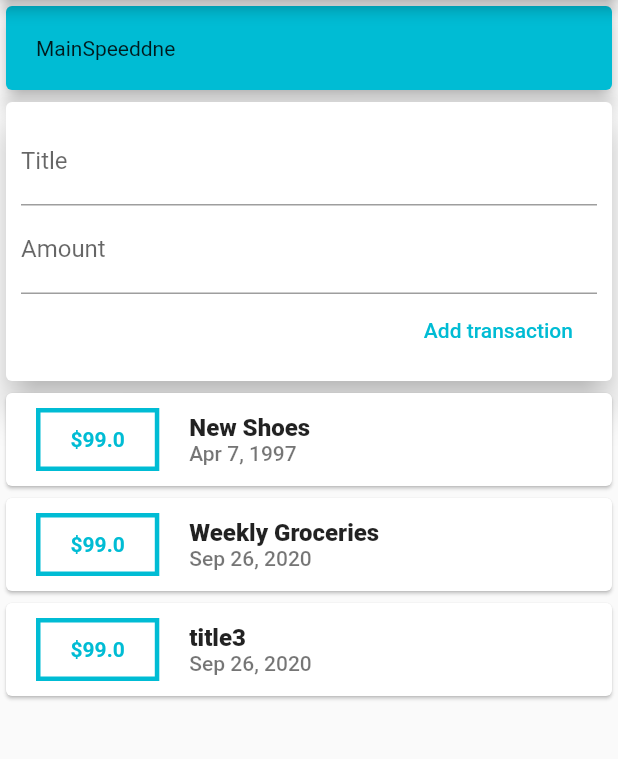
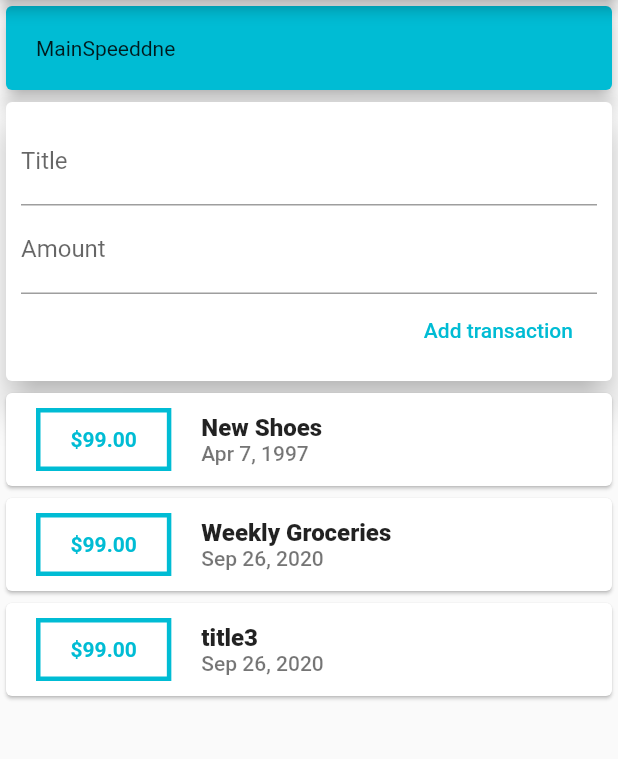
Before and after one commit to kietteik/spendiz, a Flutter app: the screen it shows after launch, after a tap on "Add transaction", on a phone screen of 412 x 824 dp, the part 84-843 px from its top. Run offline on Flutter 3.47's test engine with Material 2 defaults, Android fonts, the phone set to English and light mode, and no system bars.

```diff
--- a/lib/widgets/new_transaction.dart
+++ b/lib/widgets/new_transaction.dart
@@ -1,9 +1,24 @@
 import 'package:flutter/material.dart';
+import 'package:intl/intl.dart';
 
 class NewTransaction extends StatelessWidget {
   final Function addNewFunc;
   final titleController = TextEditingController();
   final amountController = TextEditingController();
+
+  void submitData() {
+    final enteredTitle = titleController.text;
+    final enteredAmount = double.parse(amountController.text);
+
+    if (enteredAmount <= 0 || enteredTitle.isEmpty) {
+      return;
+    }
+
+    addNewFunc(
+      enteredTitle,
+      enteredAmount,
+    );
+  }
 
   NewTransaction(this.addNewFunc);
   @override
@@ -19,17 +34,17 @@ class NewTransaction extends StatelessWidget {
               TextField(
                 decoration: InputDecoration(labelText: 'Title'),
                 controller: titleController,
+                onSubmitted: (_) => submitData(),
               ),
               TextField(
                 decoration: InputDecoration(labelText: 'Amount'),
                 controller: amountController,
+                keyboardType: TextInputType.numberWithOptions(decimal: false),
+                onSubmitted: (_) => submitData(),
               ),
               FlatButton(
                   child: Text('Add transaction'),
-                  onPressed: () {
-                    addNewFunc(titleController.text,
-                        double.parse(amountController.text));
-                  },
+                  onPressed: submitData,
                   textColor: Colors.cyan),
             ],
           ),
--- a/lib/widgets/transaction_list.dart
+++ b/lib/widgets/transaction_list.dart
@@ -4,17 +4,17 @@ import 'package:intl/intl.dart';
 import '../models/transaction.dart';
 
 class TransactionList extends StatelessWidget {
-  final List<Transaction> transaction;
+  final List<Transaction> transactions;
 
-  TransactionList(this.transaction);
+  TransactionList(this.transactions);
 
   @override
   Widget build(BuildContext context) {
     return Container(
       height: 250,
-      child: SingleChildScrollView(
-        child: Column(
-          children: this.transaction.map((e) {
+      child: ListView.builder(
+        itemCount: transactions.length,
+        itemBuilder: (context, index) {
           return Card(
             child: Row(
               children: [
@@ -24,7 +24,7 @@ class TransactionList extends StatelessWidget {
                       border: Border.all(color: Colors.cyan, width: 3)),
                   padding: EdgeInsets.symmetric(vertical: 10, horizontal: 20),
                   child: Text(
-                      '\$${e.amount}',
+                    '\$${transactions[index].amount.toStringAsFixed(2)}',
                     style: TextStyle(
                         color: Colors.cyan, fontWeight: FontWeight.w700),
                   ),
@@ -33,11 +33,11 @@ class TransactionList extends StatelessWidget {
                   crossAxisAlignment: CrossAxisAlignment.start,
                   children: [
                     Text(
-                        e.title,
-                        style: TextStyle(
-                            fontWeight: FontWeight.w800, fontSize: 16),
+                      transactions[index].title,
+                      style:
+                          TextStyle(fontWeight: FontWeight.w800, fontSize: 16),
                     ),
-                      Text(DateFormat('yMMMd').format(e.date),
+                    Text(DateFormat('yMMMd').format(transactions[index].date),
                         style: TextStyle(
                             color: Colors.black54,
                             fontSize: 14,
@@ -47,8 +47,7 @@ class TransactionList extends StatelessWidget {
               ],
             ),
           );
-          }).toList(),
-        ),
+        },
       ),
     );
   }
```
Also changed, not shown: 10 other files. Lines whose indentation alone changed are shown as unchanged.
